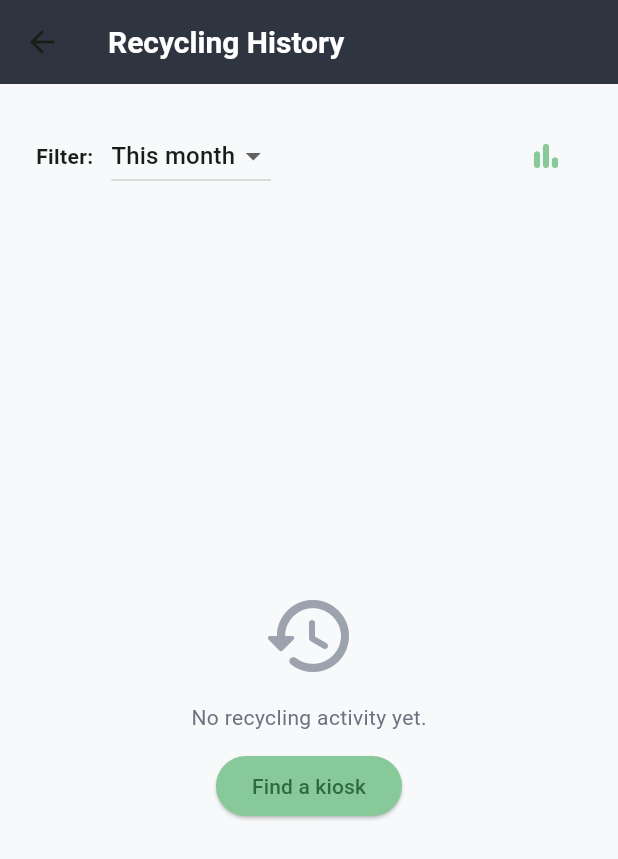
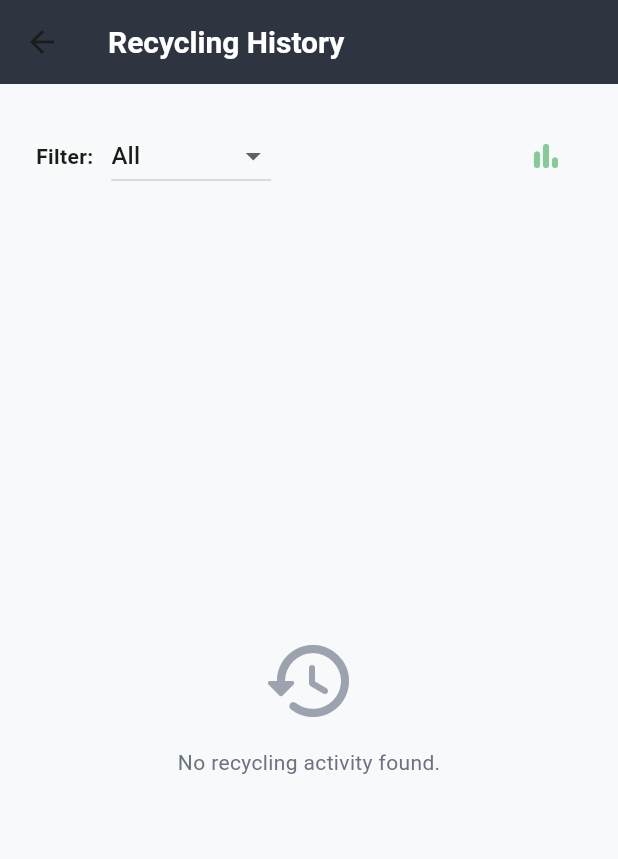
Before and after one commit to kahchun-haha/UCO_Kiosk_App, a Flutter app: the RecyclingHistoryScreen screen opened directly, on a phone screen of 412 x 824 dp. Shown: the top 859 px of the screen. Run offline on Flutter 3.47's test engine with Material 3 defaults, Android fonts, the phone set to English and light mode, and no system bars; our stand-ins replace cloud_firestore, firebase_auth, firebase_core, fl_chart, flutter_local_notifications, qr_flutter; accounts and stored records are empty; Roboto replaces fonts that are missing (SF Pro Display).

Commit message:
modified:   lib/screens/recycling_history_screen.dart

```diff
--- a/lib/screens/recycling_history_screen.dart
+++ b/lib/screens/recycling_history_screen.dart
@@ -4,8 +4,8 @@ import 'package:cloud_firestore/cloud_firestore.dart';
 import 'package:firebase_auth/firebase_auth.dart';
 import 'package:flutter/material.dart';
 import 'package:intl/intl.dart';
-import 'deposit_detail_screen.dart'; // new file (see below)
-import 'monthly_chart_widget.dart'; // optional chart widget (see later)
+import 'deposit_detail_screen.dart';
+import 'monthly_chart_widget.dart';
 import 'package:uco_kiosk_app/screens/kiosk_list_screen.dart';
 
 enum HistoryFilter { all, thisMonth, lastMonth }
@@ -18,42 +18,19 @@ class RecyclingHistoryScreen extends StatefulWidget {
 }
 
 class _RecyclingHistoryScreenState extends State<RecyclingHistoryScreen> {
-  HistoryFilter _filter = HistoryFilter.thisMonth;
+  HistoryFilter _filter = HistoryFilter.all;
 
   Query _buildQuery(String uid) {
     final coll = FirebaseFirestore.instance.collection('deposits');
-    Query q = coll
+
+    // STANDARD: Querying by the standard 'timestamp' field.
+    return coll
         .where('userId', isEqualTo: uid)
         .orderBy('timestamp', descending: true);
-
-    if (_filter == HistoryFilter.thisMonth) {
-      final now = DateTime.now();
-      final start = DateTime(now.year, now.month, 1);
-      q = q.where(
-        'timestamp',
-        isGreaterThanOrEqualTo: Timestamp.fromDate(start),
-      );
-    } else if (_filter == HistoryFilter.lastMonth) {
-      final now = DateTime.now();
-      DateTime startOfThisMonth = DateTime(now.year, now.month, 1);
-      DateTime startOfLastMonth = DateTime(
-        startOfThisMonth.year,
-        startOfThisMonth.month - 1,
-        1,
-      );
-      q = q
-          .where(
-            'timestamp',
-            isGreaterThanOrEqualTo: Timestamp.fromDate(startOfLastMonth),
-          )
-          .where('timestamp', isLessThan: Timestamp.fromDate(startOfThisMonth));
-    }
-
-    return q;
   }
 
   String _formatTimestamp(Timestamp? ts) {
-    if (ts == null) return 'Unknown';
+    if (ts == null) return 'Unknown Date';
     final dt = ts.toDate().toLocal();
     return DateFormat('dd MMM yyyy, h:mm a').format(dt);
   }
@@ -64,7 +41,6 @@ class _RecyclingHistoryScreenState extends State<RecyclingHistoryScreen> {
   }
 
   int _computePointsFromWeight(double grams) {
-    // Adjust to your desired formula (example: 1 point per 10 g)
     return (grams / 10).round();
   }
 
@@ -74,10 +50,7 @@ class _RecyclingHistoryScreenState extends State<RecyclingHistoryScreen> {
     if (user == null) {
       return Scaffold(
         backgroundColor: const Color(0xFFF8F9FA),
-        appBar: AppBar(
-          title: const Text('Recycling History'),
-          backgroundColor: const Color(0xFF2E3440),
-        ),
+        appBar: AppBar(title: const Text('Recycling History')),
         body: const Center(child: Text('Please sign in')),
       );
     }
@@ -101,7 +74,7 @@ class _RecyclingHistoryScreenState extends State<RecyclingHistoryScreen> {
         padding: const EdgeInsets.all(24),
         child: Column(
           children: [
-            // filter + small chart button
+            // Filter Row
             Row(
               children: [
                 const Text(
@@ -125,15 +98,11 @@ class _RecyclingHistoryScreenState extends State<RecyclingHistoryScreen> {
                       child: Text('All'),
                     ),
                   ],
-                  onChanged:
-                      (v) => setState(
-                        () => _filter = v ?? HistoryFilter.thisMonth,
-                      ),
+                  onChanged: (v) => setState(() => _filter = v ?? HistoryFilter.all),
                 ),
                 const Spacer(),
                 IconButton(
                   onPressed: () {
-                    // Open chart screen or modal
                     Navigator.push(
                       context,
                       MaterialPageRoute(
@@ -150,87 +119,88 @@ class _RecyclingHistoryScreenState extends State<RecyclingHistoryScreen> {
             ),
             const SizedBox(height: 12),
 
-            // StreamBuilder of deposits
+            // Data Stream
             Expanded(
               child: StreamBuilder<QuerySnapshot>(
                 stream: query.snapshots(),
                 builder: (context, snap) {
                   if (snap.connectionState == ConnectionState.waiting) {
-                    return const Center(
-                      child: CircularProgressIndicator(
-                        color: Color(0xFF88C999),
-                      ),
-                    );
+                    return const Center(child: CircularProgressIndicator(color: Color(0xFF88C999)));
                   }
                   if (snap.hasError) {
                     return const Center(child: Text('Something went wrong.'));
                   }
+
                   final docs = snap.data?.docs ?? [];
-                  if (docs.isEmpty) {
+
+                  // OPTIONAL: Client-side filtering logic
+                  // Since we removed complex server queries, we filter the list here if needed.
+                  final filteredDocs = docs.where((doc) {
+                    if (_filter == HistoryFilter.all) return true;
+
+                    final d = doc.data() as Map<String, dynamic>;
+                    if (d['timestamp'] == null) return false;
+
+                    final date = (d['timestamp'] as Timestamp).toDate();
+                    final now = DateTime.now();
+
+                    if (_filter == HistoryFilter.thisMonth) {
+                      return date.year == now.year && date.month == now.month;
+                    } else if (_filter == HistoryFilter.lastMonth) {
+                      final lastMonth = DateTime(now.year, now.month - 1);
+                      return date.year == lastMonth.year && date.month == lastMonth.month;
+                    }
+                    return true;
+                  }).toList();
+
+                  if (filteredDocs.isEmpty) {
                     return Center(
                       child: Column(
                         mainAxisSize: MainAxisSize.min,
                         children: [
-                          const Icon(
-                            Icons.history_rounded,
-                            size: 64,
-                            color: Color(0xFF9CA3AF),
-                          ),
+                          const Icon(Icons.history_rounded, size: 64, color: Color(0xFF9CA3AF)),
                           const SizedBox(height: 12),
                           const Text(
-                            'No recycling activity yet.',
+                            'No recycling activity found.',
                             style: TextStyle(color: Color(0xFF6B7280)),
-                          ),
-                          const SizedBox(height: 12),
-                          ElevatedButton(
-                            onPressed: () {
-                              // CTA: open kiosk list
-                              Navigator.push(
-                                context,
-                                MaterialPageRoute(
-                                  builder: (_) => const KioskListScreen(),
-                                ),
-                              );
-                            },
-                            style: ElevatedButton.styleFrom(
-                              backgroundColor: const Color(0xFF88C999),
-                            ),
-                            child: const Text('Find a kiosk'),
                           ),
                         ],
                       ),
                     );
                   }
 
-                  // compute summary
+                  // Calculate Totals
                   double total = 0;
                   int totalPoints = 0;
-                  final items =
-                      docs.map((doc) {
-                        final d = doc.data()! as Map<String, dynamic>;
-                        final weight =
-                            (d['weight'] is int)
+
+                  final items = filteredDocs.map((doc) {
+                    final d = doc.data() as Map<String, dynamic>;
+
+                    final weight = (d['weight'] is int)
                         ? (d['weight'] as int).toDouble()
                         : (d['weight'] ?? 0.0);
-                        total += weight;
+
                     int points;
                     if (d.containsKey('points')) {
                       final p = d['points'];
-                          points =
-                              (p is int)
+                      points = (p is int)
                           ? p
-                                  : (p is double
-                                      ? p.round()
-                                      : int.tryParse(p.toString()) ?? 0);
+                          : (p is double ? p.round() : int.tryParse(p.toString()) ?? 0);
                     } else {
                       points = _computePointsFromWeight(weight);
                     }
+
+                    // STANDARD: Direct timestamp usage
+                    final ts = d['timestamp'] as Timestamp?;
+
+                    total += weight;
                     totalPoints += points;
+
                     return {
                       'id': doc.id,
                       'kioskId': d['kioskId'] ?? 'Unknown',
                       'weight': weight,
-                          'timestamp': d['timestamp'] as Timestamp?,
+                      'timestamp': ts,
                       'points': points,
                     };
                   }).toList();
@@ -238,7 +208,7 @@ class _RecyclingHistoryScreenState extends State<RecyclingHistoryScreen> {
                   return Column(
                     crossAxisAlignment: CrossAxisAlignment.start,
                     children: [
-                      // summary
+                      // Summary Card
                       Container(
                         padding: const EdgeInsets.all(14),
                         decoration: BoxDecoration(
@@ -252,17 +222,11 @@ class _RecyclingHistoryScreenState extends State<RecyclingHistoryScreen> {
                             Column(
                               crossAxisAlignment: CrossAxisAlignment.start,
                               children: [
-                                const Text(
-                                  'Total Recycled',
-                                  style: TextStyle(color: Color(0xFFD8DEE9)),
-                                ),
+                                const Text('Total Recycled', style: TextStyle(color: Color(0xFFD8DEE9))),
                                 const SizedBox(height: 6),
                                 Text(
                                   '${(total / 1000).toStringAsFixed(3)} kg',
-                                  style: const TextStyle(
-                                    color: Colors.white,
-                                    fontWeight: FontWeight.w700,
-                                  ),
+                                  style: const TextStyle(color: Colors.white, fontWeight: FontWeight.w700),
                                 ),
                               ],
                             ),
@@ -270,17 +234,11 @@ class _RecyclingHistoryScreenState extends State<RecyclingHistoryScreen> {
                             Column(
                               crossAxisAlignment: CrossAxisAlignment.end,
                               children: [
-                                const Text(
-                                  'Points',
-                                  style: TextStyle(color: Color(0xFFD8DEE9)),
-                                ),
+                                const Text('Points', style: TextStyle(color: Color(0xFFD8DEE9))),
                                 const SizedBox(height: 6),
                                 Text(
                                   '$totalPoints pts',
-                                  style: const TextStyle(
-                                    color: Color(0xFF88C999),
-                                    fontWeight: FontWeight.w700,
-                                  ),
+                                  style: const TextStyle(color: Color(0xFF88C999), fontWeight: FontWeight.w700),
                                 ),
                               ],
                             ),
@@ -288,28 +246,20 @@ class _RecyclingHistoryScreenState extends State<RecyclingHistoryScreen> {
                         ),
                       ),
                       const SizedBox(height: 12),
-                      // list
+
+                      // List
                       Expanded(
                         child: ListView.separated(
                           itemCount: items.length,
-                          separatorBuilder:
-                              (_, __) => const SizedBox(height: 12),
+                          separatorBuilder: (_, __) => const SizedBox(height: 12),
                           itemBuilder: (context, i) {
                             final it = items[i];
-                            final weight = it['weight'] as double;
-                            final kioskId = it['kioskId'] as String;
-                            final ts = it['timestamp'] as Timestamp?;
-                            final points = it['points'] as int;
-
                             return InkWell(
                               onTap: () {
                                 Navigator.push(
                                   context,
                                   MaterialPageRoute(
-                                    builder:
-                                        (_) => DepositDetailScreen(
-                                          depositId: it['id'],
-                                        ),
+                                    builder: (_) => DepositDetailScreen(depositId: it['id'] as String),
                                   ),
                                 );
                               },
@@ -334,75 +284,49 @@ class _RecyclingHistoryScreenState extends State<RecyclingHistoryScreen> {
                                         color: const Color(0xFFF1F5F9),
                                         borderRadius: BorderRadius.circular(8),
                                       ),
-                                      child: const Icon(
-                                        Icons.inbox_rounded,
-                                        color: Color(0xFF88C999),
-                                      ),
+                                      child: const Icon(Icons.inbox_rounded, color: Color(0xFF88C999)),
                                     ),
                                     const SizedBox(width: 12),
                                     Expanded(
                                       child: Column(
-                                        crossAxisAlignment:
-                                            CrossAxisAlignment.start,
+                                        crossAxisAlignment: CrossAxisAlignment.start,
                                         children: [
                                           Text(
-                                            _formatKgAndG(weight),
-                                            style: const TextStyle(
-                                              fontWeight: FontWeight.w700,
-                                              fontSize: 16,
-                                            ),
+                                            _formatKgAndG(it['weight'] as double),
+                                            style: const TextStyle(fontWeight: FontWeight.w700, fontSize: 16),
                                           ),
                                           const SizedBox(height: 4),
                                           Text(
-                                            'Kiosk: $kioskId',
-                                            style: const TextStyle(
-                                              color: Color(0xFF6B7280),
-                                            ),
+                                            'Kiosk: ${it['kioskId']}',
+                                            style: const TextStyle(color: Color(0xFF6B7280)),
                                           ),
                                           const SizedBox(height: 4),
                                           Text(
-                                            _formatTimestamp(ts),
-                                            style: const TextStyle(
-                                              color: Color(0xFF9CA3AF),
-                                              fontSize: 12,
-                                            ),
+                                            _formatTimestamp(it['timestamp'] as Timestamp?),
+                                            style: const TextStyle(color: Color(0xFF9CA3AF), fontSize: 12),
                                           ),
                                         ],
                                       ),
                                     ),
                                     Column(
-                                      crossAxisAlignment:
-                                          CrossAxisAlignment.end,
+                                      crossAxisAlignment: CrossAxisAlignment.end,
                                       children: [
                                         Container(
-                                          padding: const EdgeInsets.symmetric(
-                                            horizontal: 10,
-                                            vertical: 6,
-                                          ),
+                                          padding: const EdgeInsets.symmetric(horizontal: 10, vertical: 6),
                                           decoration: BoxDecoration(
                                             color: const Color(0xFFF1F5F9),
-                                            borderRadius: BorderRadius.circular(
-                                              12,
-                                            ),
+                                            borderRadius: BorderRadius.circular(12),
                                           ),
                                           child: Row(
                                             children: [
-                                              const Icon(
-                                                Icons.stars_rounded,
-                                                size: 14,
-                                                color: Color(0xFF88C999),
-                                              ),
+                                              const Icon(Icons.stars_rounded, size: 14, color: Color(0xFF88C999)),
                                               const SizedBox(width: 6),
-                                              Text('+$points'),
+                                              Text('+${it['points']}'),
                                             ],
                                           ),
                                         ),
                                         const SizedBox(height: 8),
-                                        const Icon(
-                                          Icons.arrow_forward_ios_rounded,
-                                          size: 14,
-                                          color: Color(0xFF9CA3AF),
-                                        ),
+                                        const Icon(Icons.arrow_forward_ios_rounded, size: 14, color: Color(0xFF9CA3AF)),
                                       ],
                                     ),
                                   ],
```
Lines whose indentation alone changed are shown as unchanged.
